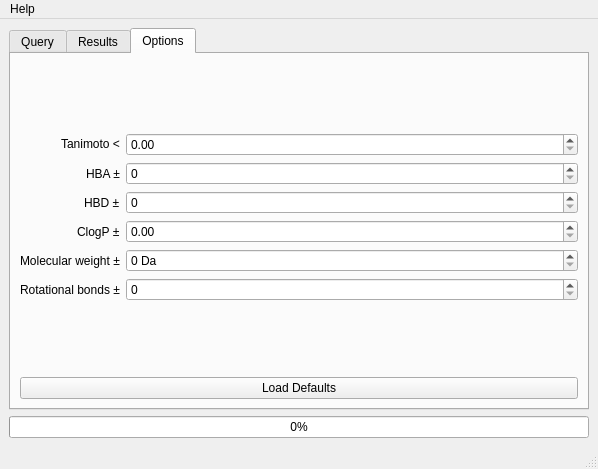
The window that MainWindow.ui (URV-cheminformatics/DecoyFinder) describes before a commit, drawn with Qt 5.
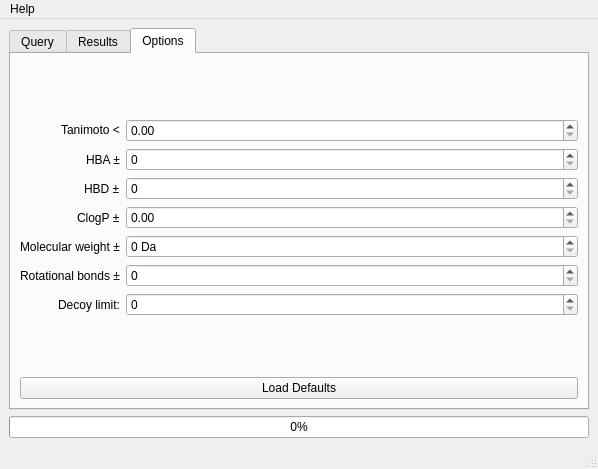
The same window after the commit. The open tabs and pages were chosen to show the change.

What changed in the file:
```diff
--- a/MainWindow.ui
+++ b/MainWindow.ui
@@ -332,6 +332,20 @@
           <item row="2" column="1">
            <widget class="QSpinBox" name="hbdBox"/>
           </item>
+          <item row="6" column="0">
+           <widget class="QLabel" name="decoyLimitLabel">
+            <property name="text">
+             <string>Decoy limit:</string>
+            </property>
+           </widget>
+          </item>
+          <item row="6" column="1">
+           <widget class="QSpinBox" name="decoyLimitSpinBox">
+            <property name="toolTip">
+             <string>Limit how many decoys to find for each ligand. If the limit is 0, there is no limit.</string>
+            </property>
+           </widget>
+          </item>
          </layout>
         </item>
         <item>
```
